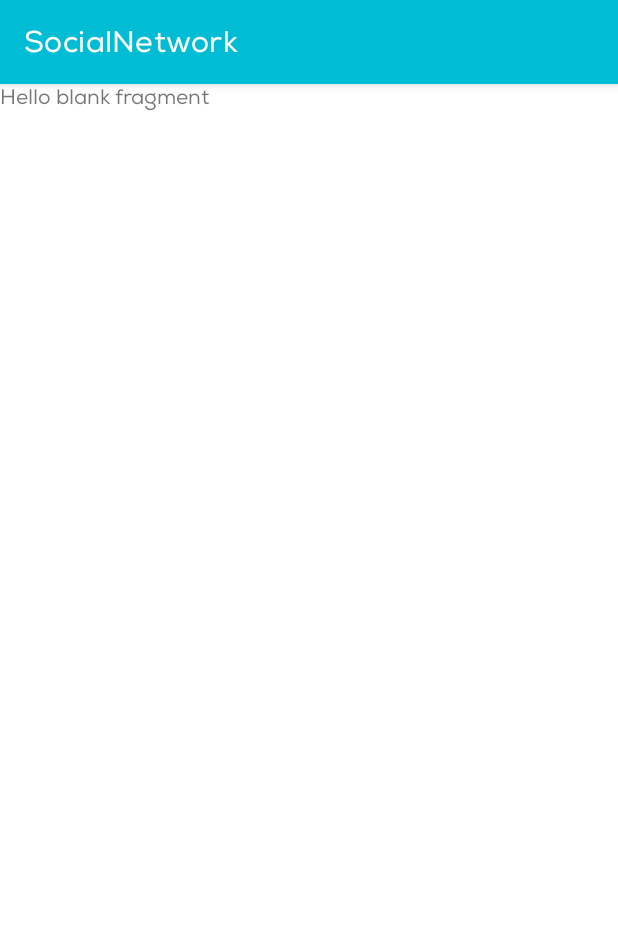
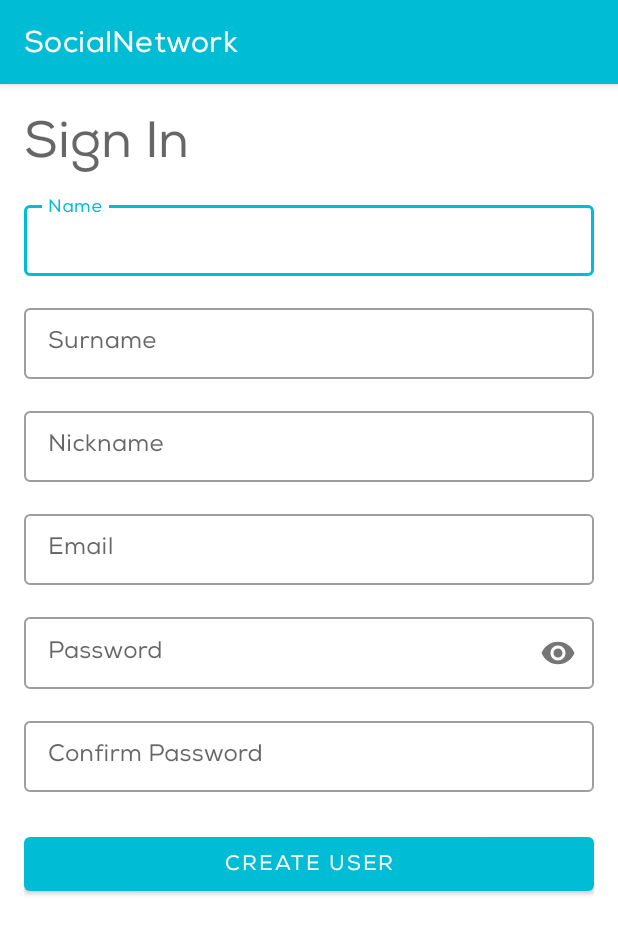
Before and after one commit to GaboRohez/SocialNetwork-Test, an Android app: the fragment SignInFragment shown on its own in the app's theme, on a phone screen of 412 x 824 dp. Shown: the top 934 px of the screen. Run offline under Robolectric (Android 15) with nearby library versions, the phone set to English and light mode, and no system bars.

Commit message:
sign in screen

```diff
--- a/app/src/main/java/xyz/gaborohez/socialnetwork/constants/AppConstants.java
+++ b/app/src/main/java/xyz/gaborohez/socialnetwork/constants/AppConstants.java
@@ -6,7 +6,7 @@ public class AppConstants {
     public static final String SUCCESS = "00";
     public static String isLogged = "isLogged";
     public static final String KEY_TOKEN = "key_token";
-    public static final String BASE_URL = "http://10.0.2.2:3800/api/";  //emulator
-    //public static final String BASE_URL = "http://localhost:3800/api/";
+    //public static final String BASE_URL = "http://10.0.2.2:3800/api/";  //emulator
+    public static final String BASE_URL = "http://localhost:3800/api/";
     public static final Pattern patternEmail = Pattern.compile("(?:[a-z0-9!#$%&'*+/=?^_`{|}~-]+(?:\\.[a-z0-9!#$%&'*+/=?^_`{|}~-]+)*|\"(?:[\\x01-\\x08\\x0b\\x0c\\x0e-\\x1f\\x21\\x23-\\x5b\\x5d-\\x7f]|\\\\[\\x01-\\x09\\x0b\\x0c\\x0e-\\x7f])*\")@(?:(?:[a-z0-9](?:[a-z0-9-]*[a-z0-9])?\\.)+[a-z0-9](?:[a-z0-9-]*[a-z0-9])?|\\[(?:(?:25[0-5]|2[0-4][0-9]|[01]?[0-9][0-9]?)\\.){3}(?:25[0-5]|2[0-4][0-9]|[01]?[0-9][0-9]?|[a-z0-9-]*[a-z0-9]:(?:[\\x01-\\x08\\x0b\\x0c\\x0e-\\x1f\\x21-\\x5a\\x53-\\x7f]|\\\\[\\x01-\\x09\\x0b\\x0c\\x0e-\\x7f])+)\\])");
 }
--- a/app/src/main/java/xyz/gaborohez/socialnetwork/ui/session/login/view/LogInFragment.java
+++ b/app/src/main/java/xyz/gaborohez/socialnetwork/ui/session/login/view/LogInFragment.java
@@ -18,6 +18,7 @@ import xyz.gaborohez.socialnetwork.databinding.FragmentLogInBinding;
 import xyz.gaborohez.socialnetwork.ui.base.BaseFragment;
 import xyz.gaborohez.socialnetwork.ui.session.login.presenter.LogInContract;
 import xyz.gaborohez.socialnetwork.ui.session.login.presenter.LogInPresenter;
+import xyz.gaborohez.socialnetwork.ui.session.signin.SignInFragment;
 
 public class LogInFragment extends BaseFragment<LogInContract.Presenter, FragmentLogInBinding> implements LogInContract.View {
 
@@ -64,6 +65,7 @@ public class LogInFragment extends BaseFragment<LogInContract.Presenter, Fragmen
             public void afterTextChanged(Editable editable) { }
         });
 
+        binding.btnSignIn.setOnClickListener(v -> addFragmentInParentActivity(new SignInFragment(), SignInFragment.class.getName(), R.id.contentSession));
         binding.btnLogIn.setOnClickListener(v -> {
             LogInRequest request = new LogInRequest();
             request.setEmail(binding.layoutEmail.getEditText().getText().toString().trim());
--- a/app/src/main/res/layout/fragment_log_in.xml
+++ b/app/src/main/res/layout/fragment_log_in.xml
@@ -38,6 +38,7 @@
         app:layout_constraintTop_toTopOf="@+id/guideline">
 
         <com.google.android.material.textfield.TextInputEditText
+            android:inputType="textEmailAddress"
             android:layout_width="match_parent"
             android:layout_height="wrap_content"
             android:hint="@string/email" />
@@ -49,11 +50,13 @@
         android:layout_height="wrap_content"
         style="@style/Widget.MaterialComponents.TextInputLayout.OutlinedBox.Dense"
         android:layout_marginTop="@dimen/dimen_normal"
+        app:passwordToggleEnabled="true"
         app:layout_constraintEnd_toStartOf="@+id/guideline3"
         app:layout_constraintStart_toStartOf="@+id/guideline2"
         app:layout_constraintTop_toBottomOf="@+id/layoutEmail">
 
         <com.google.android.material.textfield.TextInputEditText
+            android:inputType="textPassword"
             android:layout_width="match_parent"
             android:layout_height="wrap_content"
             android:hint="@string/password" />
--- a/app/src/main/res/layout/fragment_sign_in.xml
+++ b/app/src/main/res/layout/fragment_sign_in.xml
@@ -1,14 +1,116 @@
 <?xml version="1.0" encoding="utf-8"?>
-<FrameLayout xmlns:android="http://schemas.android.com/apk/res/android"
+<ScrollView xmlns:android="http://schemas.android.com/apk/res/android"
     xmlns:tools="http://schemas.android.com/tools"
     android:layout_width="match_parent"
     android:layout_height="match_parent"
+    xmlns:app="http://schemas.android.com/apk/res-auto"
+    android:background="@color/colorWhite"
     tools:context=".ui.session.signin.SignInFragment">
 
-    <!-- TODO: Update blank fragment layout -->
-    <TextView
+    <LinearLayout
+        android:padding="@dimen/dimen_normal"
+        android:orientation="vertical"
         android:layout_width="match_parent"
-        android:layout_height="match_parent"
-        android:text="@string/hello_blank_fragment" />
+        android:layout_height="wrap_content">
 
-</FrameLayout>
+        <TextView
+            android:text="@string/sign_in_title"
+            android:textAppearance="@style/Base.TextAppearance.AppCompat.Display1"
+            android:layout_width="wrap_content"
+            android:layout_height="wrap_content"/>
+
+        <com.google.android.material.textfield.TextInputLayout
+            android:id="@+id/layoutName"
+            android:layout_marginTop="@dimen/dimen_normal"
+            style="@style/Widget.MaterialComponents.TextInputLayout.OutlinedBox.Dense"
+            android:layout_width="match_parent"
+            android:layout_height="wrap_content">
+
+            <com.google.android.material.textfield.TextInputEditText
+                android:layout_width="match_parent"
+                android:layout_height="wrap_content"
+                android:inputType="textPersonName"
+                android:hint="@string/name" />
+        </com.google.android.material.textfield.TextInputLayout>
+
+        <com.google.android.material.textfield.TextInputLayout
+            android:id="@+id/layoutSurname"
+            android:layout_marginTop="@dimen/dimen_normal"
+            style="@style/Widget.MaterialComponents.TextInputLayout.OutlinedBox.Dense"
+            android:layout_width="match_parent"
+            android:layout_height="wrap_content">
+
+            <com.google.android.material.textfield.TextInputEditText
+                android:layout_width="match_parent"
+                android:layout_height="wrap_content"
+                android:inputType="textPersonName"
+                android:hint="@string/surname" />
+        </com.google.android.material.textfield.TextInputLayout>
+
+        <com.google.android.material.textfield.TextInputLayout
+            android:id="@+id/layoutNickname"
+            android:layout_marginTop="@dimen/dimen_normal"
+            style="@style/Widget.MaterialComponents.TextInputLayout.OutlinedBox.Dense"
+            android:layout_width="match_parent"
+            android:layout_height="wrap_content">
+
+            <com.google.android.material.textfield.TextInputEditText
+                android:layout_width="match_parent"
+                android:layout_height="wrap_content"
+                android:inputType="text"
+                android:hint="@string/nickname" />
+        </com.google.android.material.textfield.TextInputLayout>
+
+        <com.google.android.material.textfield.TextInputLayout
+            android:id="@+id/layoutEmail"
+            android:layout_marginTop="@dimen/dimen_normal"
+            style="@style/Widget.MaterialComponents.TextInputLayout.OutlinedBox.Dense"
+            android:layout_width="match_parent"
+            android:layout_height="wrap_content">
+
+            <com.google.android.material.textfield.TextInputEditText
+                android:layout_width="match_parent"
+                android:layout_height="wrap_content"
+                android:inputType="textEmailAddress"
+                android:hint="@string/email" />
+        </com.google.android.material.textfield.TextInputLayout>
+
+        <com.google.android.material.textfield.TextInputLayout
+            android:id="@+id/layoutPass"
+            android:layout_marginTop="@dimen/dimen_normal"
+            app:passwordToggleEnabled="true"
+            style="@style/Widget.MaterialComponents.TextInputLayout.OutlinedBox.Dense"
+            android:layout_width="match_parent"
+            android:layout_height="wrap_content">
+
+            <com.google.android.material.textfield.TextInputEditText
+                android:layout_width="match_parent"
+                android:layout_height="wrap_content"
+                android:inputType="textPassword"
+                android:hint="@string/password" />
+        </com.google.android.material.textfield.TextInputLayout>
+
+        <com.google.android.material.textfield.TextInputLayout
+            android:id="@+id/layoutCPass"
+            android:layout_marginTop="@dimen/dimen_normal"
+            style="@style/Widget.MaterialComponents.TextInputLayout.OutlinedBox.Dense"
+            android:layout_width="match_parent"
+            android:layout_height="wrap_content">
+
+            <com.google.android.material.textfield.TextInputEditText
+                android:layout_width="match_parent"
+                android:layout_height="wrap_content"
+                android:inputType="textPassword"
+                android:hint="@string/confirm_pass" />
+        </com.google.android.material.textfield.TextInputLayout>
+
+        <com.google.android.material.button.MaterialButton
+            android:id="@+id/btnCreate"
+            android:layout_marginTop="@dimen/dimen_big"
+            android:text="@string/create"
+            android:layout_width="match_parent"
+            android:layout_height="wrap_content"/>
+
+    </LinearLayout>
+
+</ScrollView>
--- a/app/src/main/res/values/strings.xml
+++ b/app/src/main/res/values/strings.xml
@@ -7,19 +7,26 @@
     <string name="retrofit_wrong_response">At this time the service is not available, please try again later.</string>
 
     <!-- Errors -->
+    <string name="title_dialog">Oops. Something went wrong.</string>
     <string name="server_error">An error occurred with the server, please try again later.</string>
     <string name="email_error_message">Please enter your email address in format yourname@example.com</string>
     <string name="password_error_message">Please enter your password</string>
 
+    <!-- dialog -->
+    <string name="ok">Ok</string>
 
-    <string name="loading">Loading...</string>
-    <string name="accept">Accept</string>
-    <string name="ok">Ok</string>
-    <string name="hello_blank_fragment">Hello blank fragment</string>
+    <!-- log in -->
     <string name="email">Email</string>
     <string name="password">Password</string>
     <string name="log_in">Log In</string>
     <string name="sign_in">Dont have an account? Sign In</string>
-    <string name="title_dialog">Oops. Something went wrong.</string>
+
+    <!-- sign in -->
+    <string name="name">Name</string>
+    <string name="surname">Surname</string>
+    <string name="nickname">Nickname</string>
+    <string name="confirm_pass">Confirm Password</string>
+    <string name="create">Create User</string>
+    <string name="sign_in_title">Sign In</string>
 
 </resources>
```
